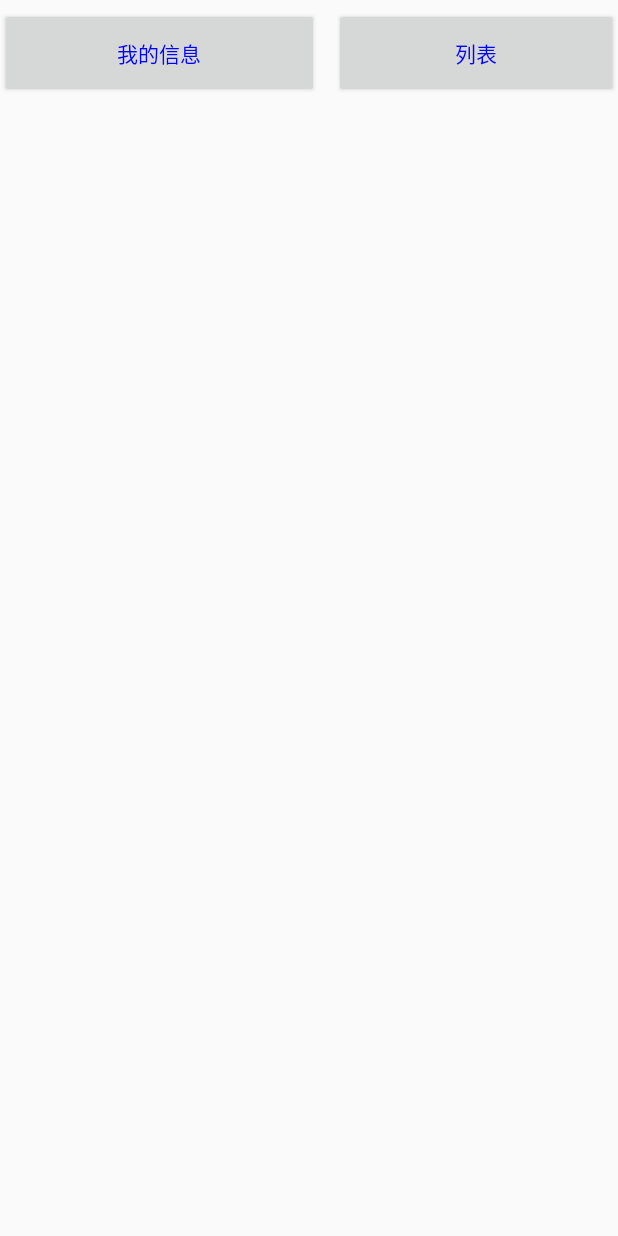
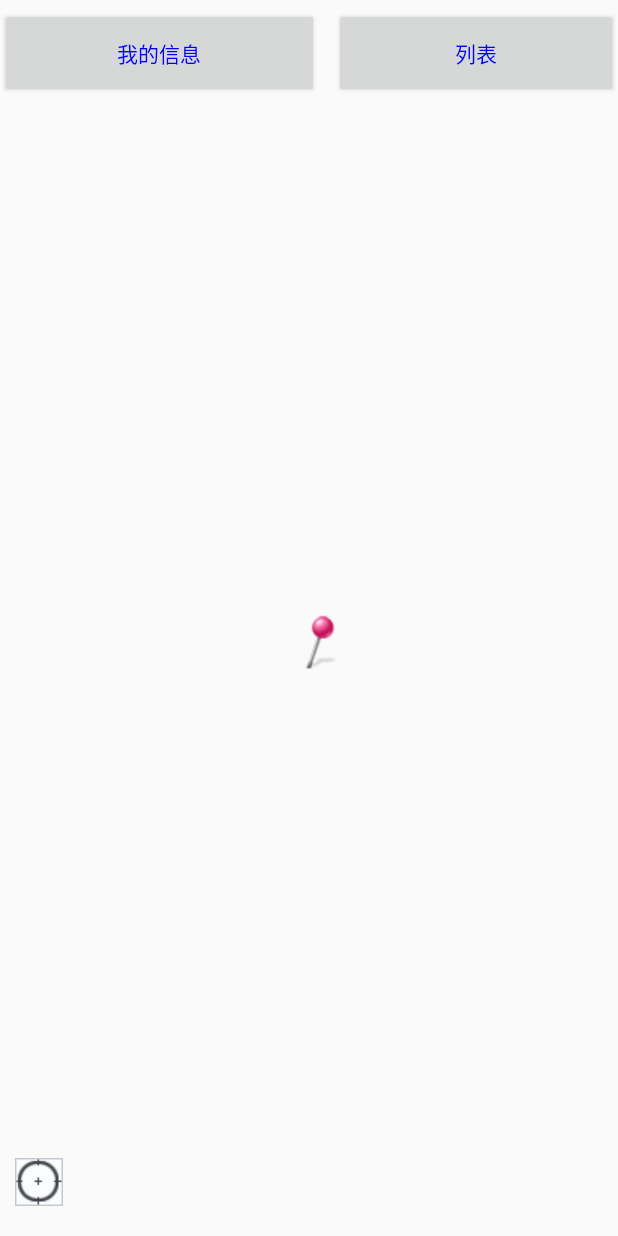
Before and after one commit to sursun/Lsg, an Android app: the layout activity_map.xml on its own in the app's theme, with its tools: preview values and no code run, on a phone screen of 412 x 824 dp. Run offline under Robolectric (Android 15) with nearby library versions, the phone set to English and light mode, and no system bars.

Commit message:
201508061731
1

```diff
--- a/Lsg/app/src/main/res/layout/activity_map.xml
+++ b/Lsg/app/src/main/res/layout/activity_map.xml
@@ -30,10 +30,34 @@
                 android:text="列表" />
         </LinearLayout>
 
+    <RelativeLayout
+        android:layout_width="match_parent"
+        android:layout_height="match_parent">
+
         <com.sursun.houck.lsg.CustomViewPager
-            android:id="@+id/viewpager"
-            android:layout_width="fill_parent"
-            android:layout_height="fill_parent"
-            />
+                android:id="@+id/viewpager"
+                android:layout_width="fill_parent"
+                android:layout_height="fill_parent"
+                />
+
+        <ImageButton
+            android:layout_width="wrap_content"
+            android:layout_height="wrap_content"
+            android:id="@+id/imageButtonLocation"
+            android:background="@drawable/icon_target"
+            android:layout_alignParentBottom="true"
+            android:layout_marginLeft="10dip"
+            android:layout_marginBottom="20dip"
+            android:onClick="onLocationClick" />
+
+        <ImageButton
+            android:layout_width="wrap_content"
+            android:layout_height="wrap_content"
+            android:id="@+id/imageButtonMapCenter"
+            android:layout_centerVertical="true"
+            android:layout_centerHorizontal="true"
+            android:background="@drawable/icon_map_center" />
+
+    </RelativeLayout>
 
 </LinearLayout>
--- a/Lsg/app/src/main/res/layout/activity_radarlist.xml
+++ b/Lsg/app/src/main/res/layout/activity_radarlist.xml
@@ -46,7 +46,7 @@
     <ListView
         android:id="@+id/radar_list"
         android:layout_width="fill_parent"
-        android:divider="#0000FF"
+        android:divider="#A0A0A0"
         android:dividerHeight="1px"
         android:background="#FFFFFF"
         android:cacheColorHint="#FFFFFF"
```
Also changed, not shown: Lsg/app/src/main/java/com/sursun/houck/lsg/MapActivity.java (+178 -42 lines), Lsg/app/src/main/res/layout/point_info_item.xml (+19 -2 lines), Lsg/app/src/main/res/drawable/icon_map_center.png (added), Lsg/app/src/main/res/drawable/icon_marka1.png (deleted), Lsg/app/src/main/res/drawable/icon_marker.png (renamed from Lsg/app/src/main/res/drawable/icon_marka.png), Lsg/app/src/main/res/drawable/icon_target.png (added), Lsg/app/src/main/res/drawable/img_user_head.png (added).
